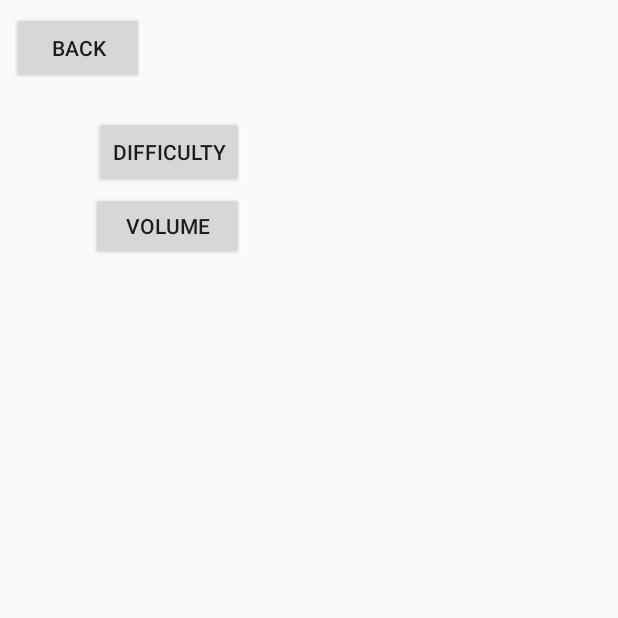
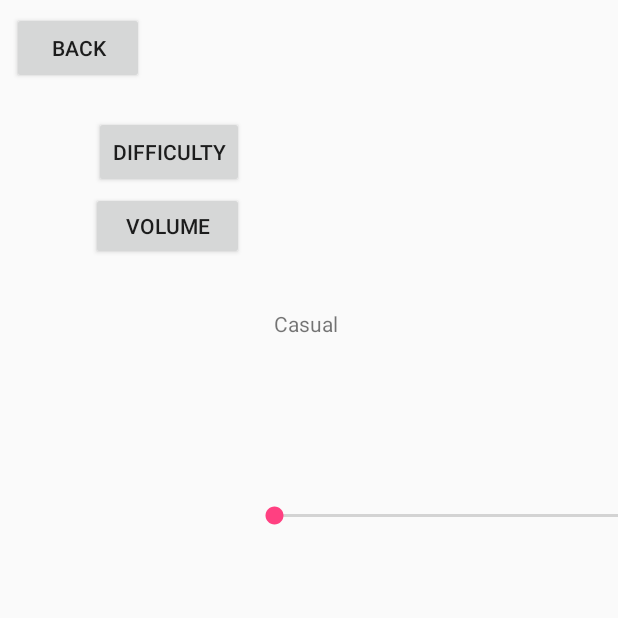
Before and after one commit to christiansy/Acnoride, an Android app: the Settings screen opened directly, with no data from a screen before it, on a phone screen of 412 x 824 dp, the top half of it. Run offline under Robolectric (Android 15) with nearby library versions, the phone set to English and light mode, and no system bars.

Commit message:
Fixing Constraints2

```diff
--- a/app/src/main/res/layout/settings.xml
+++ b/app/src/main/res/layout/settings.xml
@@ -58,4 +58,39 @@
         app:layout_constraintTop_toTopOf="parent"
         app:layout_constraintVertical_bias="0.0" />
 
+    <SeekBar
+        android:id="@+id/seekBar4"
+        android:layout_width="273dp"
+        android:layout_height="23dp"
+        android:layout_marginBottom="8dp"
+        android:layout_marginEnd="8dp"
+        android:layout_marginLeft="8dp"
+        android:layout_marginRight="8dp"
+        android:layout_marginStart="8dp"
+        android:layout_marginTop="8dp"
+        app:layout_constraintBottom_toBottomOf="parent"
+        app:layout_constraintEnd_toEndOf="parent"
+        app:layout_constraintHorizontal_bias="0.107"
+        app:layout_constraintStart_toEndOf="@+id/volume"
+        app:layout_constraintTop_toTopOf="parent"
+        app:layout_constraintVertical_bias="0.413" />
+
+    <TextView
+        android:id="@+id/textView"
+        android:layout_width="61dp"
+        android:layout_height="16dp"
+        android:layout_marginBottom="8dp"
+        android:layout_marginEnd="8dp"
+        android:layout_marginLeft="8dp"
+        android:layout_marginRight="8dp"
+        android:layout_marginStart="8dp"
+        android:layout_marginTop="8dp"
+        android:text="@string/difficulty1"
+        app:layout_constraintBottom_toBottomOf="parent"
+        app:layout_constraintEnd_toEndOf="parent"
+        app:layout_constraintHorizontal_bias="0.068"
+        app:layout_constraintStart_toEndOf="@+id/difficulty"
+        app:layout_constraintTop_toTopOf="parent"
+        app:layout_constraintVertical_bias="0.25" />
+
 </android.support.constraint.ConstraintLayout>
--- a/app/src/main/res/values/strings.xml
+++ b/app/src/main/res/values/strings.xml
@@ -7,4 +7,7 @@
     <string name="settings">Settings</string>
     <string name="ranks">Rankings</string>
     <string name="finish">Finish</string>
+
+    <string name="difficulty1">Casual</string>
+    <string name="difficulty2">Expert</string>
 </resources>
```
